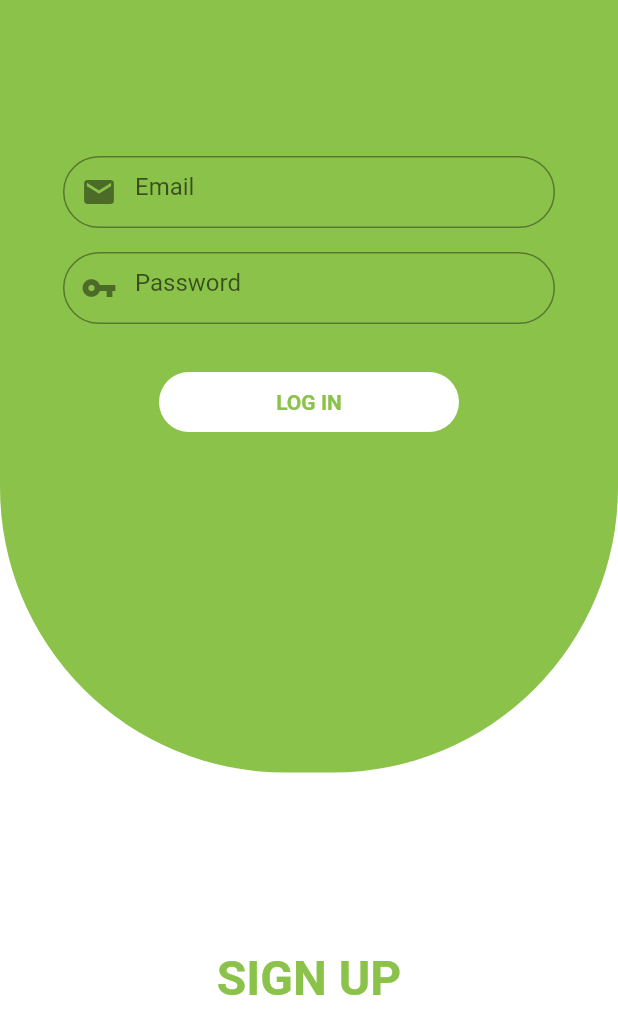
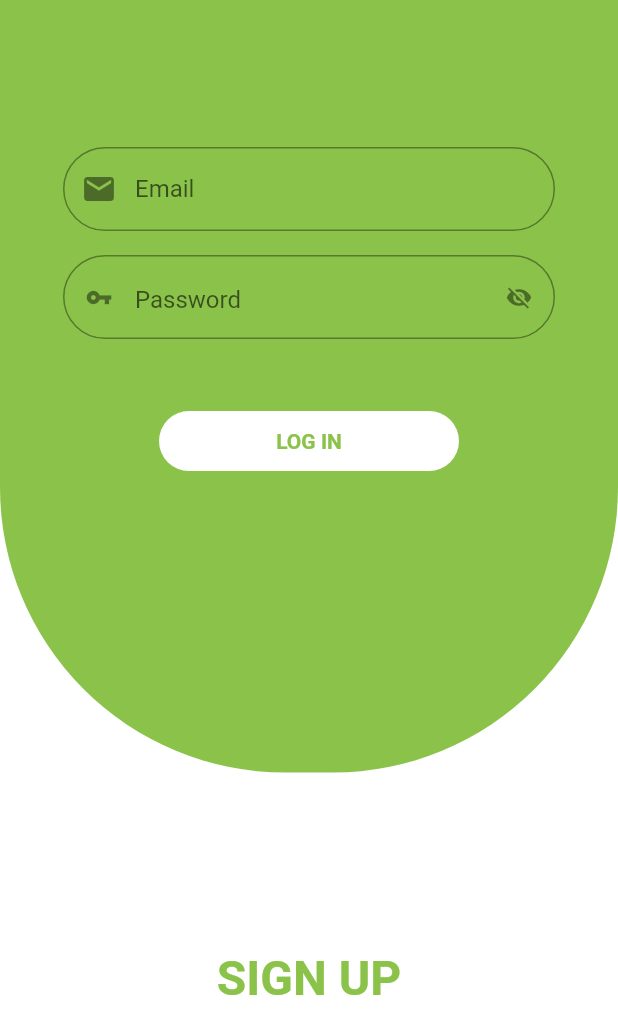
Before and after one commit to GerhanaAbiW/SkripsiHydroponics, a Flutter app: the screen it shows after launch, on a phone screen of 412 x 824 dp. Shown: the top 1034 px of the screen. Run offline on Flutter 3.47's test engine with Material 2 defaults, Android fonts, the phone set to English and light mode, and no system bars; our stand-ins replace bottom_navy_bar, carousel_pro, charts_flutter, flutter_money_formatter, flutter_slidable, flutter_staggered_animations and 3 more; missing offline and left inert: dart:ffi.

Commit message:
fix eye_visible on login page

```diff
--- a/lib/LoginRegister/LoginRegister.dart
+++ b/lib/LoginRegister/LoginRegister.dart
@@ -12,13 +12,21 @@ class LoginRegister extends StatefulWidget {
 class LoginRegisterState extends State<LoginRegister>
     with SingleTickerProviderStateMixin {
   bool isLogin = true;
+  bool isVisible = true;
   Animation<double> loginSize;
   AnimationController loginController;
   AnimatedOpacity opacityAnimation;
   Duration animationDuration = Duration(milliseconds: 270);
 
+  void _toggleVisibility() {
+    setState(() {
+      isVisible = !isVisible;
+    });
+  }
+
   @override
   void initState() {
+    // isVisible = true;
     super.initState();
 
     SystemChrome.setEnabledSystemUIOverlays([]);
@@ -87,7 +95,7 @@ class LoginRegisterState extends State<LoginRegister>
             child: Column(
               children: <Widget>[
                 TextField(
-                  style: TextStyle(color: Colors.white, height: 0.5),
+                  style: TextStyle(color: Colors.white, height: 1.0),
                   decoration: InputDecoration(
                       prefixIcon: Icon(Icons.email),
                       hintText: 'Email',
@@ -95,19 +103,29 @@ class LoginRegisterState extends State<LoginRegister>
                           borderRadius: BorderRadius.all(Radius.circular(32)))),
                 ),
                 Padding(
-                  padding: const EdgeInsets.only(top: 16),
+                  padding: const EdgeInsets.only(bottom: 16, top: 16),
                   child: TextField(
-                    style: TextStyle(color: Colors.white, height: 0.5),
+                    obscureText: isVisible,
+                    style: TextStyle(color: Colors.black, height: 1.5),
                     decoration: InputDecoration(
-                        prefixIcon: Icon(Icons.vpn_key),
                       hintText: 'Password',
                       border: OutlineInputBorder(
-                            borderRadius:
-                                BorderRadius.all(Radius.circular(32)))),
+                          borderRadius: BorderRadius.all(Radius.circular(32))),
+                      prefixIcon: Icon(Icons.vpn_key),
+                      suffixIcon: GestureDetector(
+                        onTap: () {
+                          _toggleVisibility();
+                        },
+                        child: Icon(isVisible
+                            ? Icons.visibility_off
+                            : Icons.visibility),
+                      ),
+                      isDense: true,
+                    ),
                   ),
                 ),
                 Container(
-                  width: 200,
+                  width: 200.0,
                   height: 40,
                   margin: EdgeInsets.only(top: 32),
                   decoration: BoxDecoration(
@@ -132,9 +150,9 @@ class LoginRegisterState extends State<LoginRegister>
                 ),
                 // Padding(
                 //   padding: const EdgeInsets.only(top: 30.0),
-                //   child: _buildSignInWithText(),
+                //    child: _buildSignInWithText(),
                 // ),
-                _buildSocialBtnRow()
+                // _buildSocialBtnRow()
               ],
             ),
           ),
@@ -165,40 +183,40 @@ class LoginRegisterState extends State<LoginRegister>
   //   );
   // }
 
-  Widget _buildSocialBtn(Function onTap, AssetImage logo) {
-    return GestureDetector(
-      onTap: onTap,
-      child: Container(
-        height: 60.0,
-        width: 60.0,
-        decoration: BoxDecoration(
-          shape: BoxShape.circle,
-          color: Colors.white,
-          boxShadow: [
-            BoxShadow(
-              color: Colors.black26,
-              offset: Offset(0, 2),
-              blurRadius: 6.0,
-            ),
-          ],
-          image: DecorationImage(image: logo, fit: BoxFit.fill),
-        ),
-      ),
-    );
-  }
+  // Widget _buildSocialBtn(Function onTap, AssetImage logo) {
+  //   return GestureDetector(
+  //     onTap: onTap,
+  //     child: Container(
+  //       height: 60.0,
+  //       width: 60.0,
+  //       decoration: BoxDecoration(
+  //         shape: BoxShape.circle,
+  //         color: Colors.white,
+  //         boxShadow: [
+  //           BoxShadow(
+  //             color: Colors.black26,
+  //             offset: Offset(0, 2),
+  //             blurRadius: 6.0,
+  //           ),
+  //         ],
+  //         image: DecorationImage(image: logo, fit: BoxFit.fill),
+  //       ),
+  //     ),
+  //   );
+  // }
 
-  Widget _buildSocialBtnRow() {
-    return Padding(
-      padding: EdgeInsets.symmetric(vertical: 10.0),
-      child: Row(
-        mainAxisAlignment: MainAxisAlignment.spaceEvenly,
-      ),
-    );
-  }
+  // Widget _buildSocialBtnRow() {
+  //   return Padding(
+  //     padding: EdgeInsets.symmetric(vertical: 10.0),
+  //     child: Row(
+  //       mainAxisAlignment: MainAxisAlignment.spaceEvenly,
+  //     ),
+  //   );
+  // }
 
   Widget _buildRegistercomponents() {
     return Padding(
-      padding: EdgeInsets.only(left: 42, right: 42, top: 32, bottom: 32),
+      padding: EdgeInsets.only(left: 42, right: 42, top: 42, bottom: 20),
       child: Column(
         mainAxisSize: MainAxisSize.min,
         children: <Widget>[
@@ -213,7 +231,7 @@ class LoginRegisterState extends State<LoginRegister>
           //   ),
           // ),
           TextField(
-            style: TextStyle(color: Colors.black, height: 0.5),
+            style: TextStyle(color: Colors.black, height: 1.0),
             decoration: InputDecoration(
                 prefixIcon: Icon(
                   Icons.email,
@@ -225,7 +243,7 @@ class LoginRegisterState extends State<LoginRegister>
           Padding(
             padding: const EdgeInsets.only(bottom: 16, top: 16),
             child: TextField(
-              style: TextStyle(color: Colors.black, height: 0.5),
+              style: TextStyle(color: Colors.black, height: 1.0),
               decoration: InputDecoration(
                   prefixIcon: Icon(Icons.local_phone),
                   hintText: 'Phone Number',
@@ -234,31 +252,52 @@ class LoginRegisterState extends State<LoginRegister>
             ),
           ),
           TextField(
-            style: TextStyle(color: Colors.black, height: 0.5),
+            style: TextStyle(color: Colors.black, height: 1.0),
             decoration: InputDecoration(
                 prefixIcon: Icon(Icons.location_on),
                 hintText: 'Address',
                 border: OutlineInputBorder(
                     borderRadius: BorderRadius.all(Radius.circular(32)))),
           ),
+
           Padding(
             padding: const EdgeInsets.only(bottom: 16, top: 16),
             child: TextField(
-              style: TextStyle(color: Colors.black, height: 0.5),
+              obscureText: isVisible,
+              style: TextStyle(color: Colors.black, height: 1.5),
               decoration: InputDecoration(
-                  prefixIcon: Icon(Icons.vpn_key),
                 hintText: 'Password',
                 border: OutlineInputBorder(
-                      borderRadius: BorderRadius.all(Radius.circular(32)))),
+                    borderRadius: BorderRadius.all(Radius.circular(32))),
+                prefixIcon: Icon(Icons.vpn_key),
+                suffixIcon: GestureDetector(
+                  onTap: () {
+                    _toggleVisibility();
+                  },
+                  child:
+                      Icon(isVisible ? Icons.visibility_off : Icons.visibility),
+                ),
+                isDense: true,
+              ),
             ),
           ),
           TextField(
-            style: TextStyle(color: Colors.black, height: 0.5),
+            obscureText: isVisible,
+            style: TextStyle(color: Colors.black, height: 1.5),
             decoration: InputDecoration(
-                prefixIcon: Icon(Icons.vpn_key),
               hintText: 'Confirm Password',
               border: OutlineInputBorder(
-                    borderRadius: BorderRadius.all(Radius.circular(32)))),
+                  borderRadius: BorderRadius.all(Radius.circular(32))),
+              prefixIcon: Icon(Icons.vpn_key),
+              suffixIcon: GestureDetector(
+                onTap: () {
+                  _toggleVisibility();
+                },
+                child:
+                    Icon(isVisible ? Icons.visibility_off : Icons.visibility),
+              ),
+              isDense: true,
+            ),
           ),
           Padding(
             padding: const EdgeInsets.only(top: 24),
```
Lines whose indentation alone changed are shown as unchanged.
